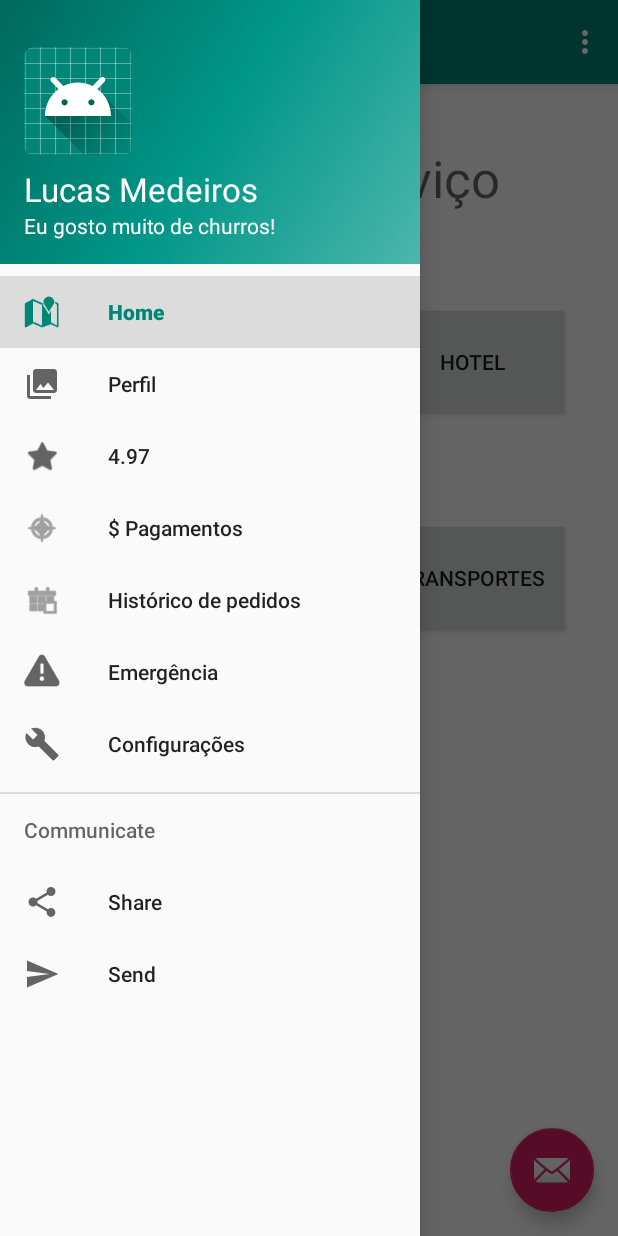
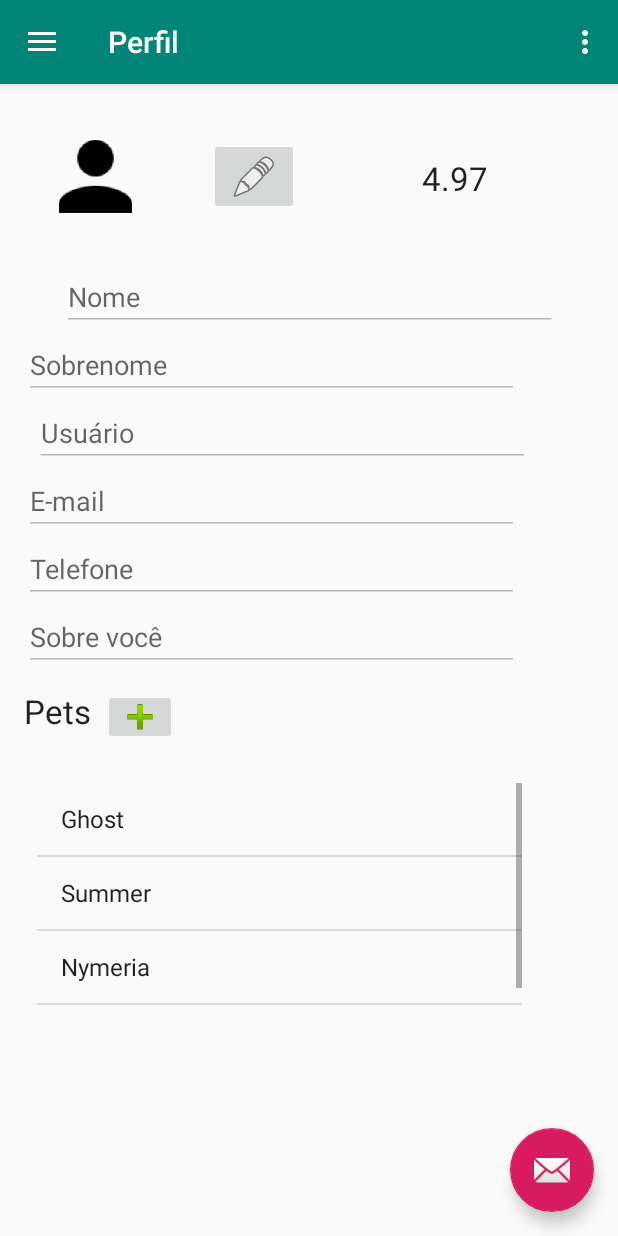
Before and after one commit to lucas-medeiros/PetButler, an Android app: the MenuLateralActivity screen opened directly, with no data from a screen before it, in the side drawer, after a tap on "Perfil", on a phone screen of 412 x 824 dp. Run offline under Robolectric (Android 15) with nearby library versions, the phone set to English and light mode, and no system bars; our stand-ins replace navigation-ui.

Commit message:
Implementação do menu lateral 2.1 add perfil cliente

```diff
--- a/app/src/main/AndroidManifest.xml
+++ b/app/src/main/AndroidManifest.xml
@@ -10,7 +10,7 @@
         android:supportsRtl="true"
         android:theme="@style/AppTheme">
         <activity
-            android:name=".MenuLateralActivity"
+            android:name=".ui.MenuLateral.MenuLateralActivity"
             android:label="@string/title_activity_menu_lateral"
             android:parentActivityName=".ui.Login.LoginActivity"
             android:theme="@style/AppTheme.NoActionBar">
@@ -18,9 +18,9 @@
                 android:name="android.support.PARENT_ACTIVITY"
                 android:value="com.example.petbutler.ui.Login.LoginActivity" />
         </activity>
-        <activity android:name=".ui.EditarPerfil.EditarPerfilButler" />
+        <activity android:name=".ui.EditarPerfil.EditarPerfilButlerActivity" />
         <activity android:name=".PerfilButlerActivity" />
-        <activity android:name=".ui.EditarPerfil.EditarPerfilCliente" />
+        <activity android:name=".ui.EditarPerfil.EditarPerfilClienteActivity" />
         <activity android:name=".ui.ProcuraServico.SearchTransportActivity" />
         <activity android:name=".ui.ProcuraServico.SearchProductActivity" />
         <activity android:name=".ui.ProcuraServico.SearchHotelActivity" />
--- a/app/src/main/java/com/example/petbutler/PerfilButlerActivity.java
+++ b/app/src/main/java/com/example/petbutler/PerfilButlerActivity.java
@@ -11,7 +11,7 @@ import android.widget.ImageView;
 import android.widget.ListView;
 import android.widget.TextView;
 
-import com.example.petbutler.ui.EditarPerfil.EditarPerfilButler;
+import com.example.petbutler.ui.EditarPerfil.EditarPerfilButlerActivity;
 
 import java.util.ArrayList;
 
@@ -73,7 +73,7 @@ public class PerfilButlerActivity extends AppCompatActivity {
         imageButton_editarPerfilButler.setOnClickListener(new View.OnClickListener() {
             @Override
             public void onClick(View v) {
-                Intent editarPerfilBIntent = new Intent(PerfilButlerActivity.this, EditarPerfilButler.class);
+                Intent editarPerfilBIntent = new Intent(PerfilButlerActivity.this, EditarPerfilButlerActivity.class);
                 startActivity(editarPerfilBIntent);
             }
         });
--- a/app/src/main/java/com/example/petbutler/PerfilClienteActivity.java
+++ b/app/src/main/java/com/example/petbutler/PerfilClienteActivity.java
@@ -11,7 +11,7 @@ import android.widget.ImageView;
 import android.widget.ListView;
 import android.widget.TextView;
 
-import com.example.petbutler.ui.EditarPerfil.EditarPerfilCliente;
+import com.example.petbutler.ui.EditarPerfil.EditarPerfilClienteActivity;
 
 import java.util.ArrayList;
 
@@ -77,7 +77,7 @@ public class PerfilClienteActivity extends AppCompatActivity {
         imageButton_editarPerfil.setOnClickListener(new View.OnClickListener() {
             @Override
             public void onClick(View view) {
-                Intent editarPerfilIntent = new Intent(PerfilClienteActivity.this, EditarPerfilCliente.class);
+                Intent editarPerfilIntent = new Intent(PerfilClienteActivity.this, EditarPerfilClienteActivity.class);
                 startActivity(editarPerfilIntent);
 
             }
--- a/app/src/main/java/com/example/petbutler/ui/EditarPerfil/EditarPerfilButler.java
+++ b/app/src/main/java/com/example/petbutler/ui/EditarPerfil/EditarPerfilButlerActivity.java
@@ -12,12 +12,14 @@ import android.widget.Toast;
 import com.example.petbutler.PerfilButlerActivity;
 import com.example.petbutler.R;
 
-public class EditarPerfilButler extends AppCompatActivity {
+public class EditarPerfilButlerActivity extends AppCompatActivity {
 
     @Override
     protected void onCreate(Bundle savedInstanceState) {
         super.onCreate(savedInstanceState);
         setContentView(R.layout.activity_editar_perfil_butler);
+
+        getSupportActionBar().setTitle("Editar Perfil");
 
         final ImageButton imageButton_fotoPerfilEP = findViewById(R.id.imageButton_fotoPerfilEPB);
         final Button bConfimar = findViewById(R.id.button_confirmarEPB);
@@ -49,7 +51,7 @@ public class EditarPerfilButler extends AppCompatActivity {
                         final Toast toastEditado = Toast.makeText(getApplicationContext(), "Edições salvas com sucesso", Toast.LENGTH_SHORT);
                         toastEditado.show();
 
-                        Intent perfilIntent = new Intent(EditarPerfilButler.this, PerfilButlerActivity.class);
+                        Intent perfilIntent = new Intent(EditarPerfilButlerActivity.this, PerfilButlerActivity.class);
                         startActivity(perfilIntent);
                     }
                 } else {
--- a/app/src/main/java/com/example/petbutler/ui/EditarPerfil/EditarPerfilCliente.java
+++ b/app/src/main/java/com/example/petbutler/ui/EditarPerfil/EditarPerfilClienteActivity.java
@@ -12,12 +12,14 @@ import android.widget.Toast;
 import com.example.petbutler.PerfilClienteActivity;
 import com.example.petbutler.R;
 
-public class EditarPerfilCliente extends AppCompatActivity {
+public class EditarPerfilClienteActivity extends AppCompatActivity {
 
     @Override
     protected void onCreate(Bundle savedInstanceState) {
         super.onCreate(savedInstanceState);
         setContentView(R.layout.activity_editar_perfil_cliente);
+
+        getSupportActionBar().setTitle("Editar Perfil");
 
         final ImageButton imageButton_fotoPerfilEP = findViewById(R.id.imageButton_fotoPerfilEP);
         final Button bConfimar = findViewById(R.id.button_confirmarEP);
@@ -49,7 +51,7 @@ public class EditarPerfilCliente extends AppCompatActivity {
                         final Toast toastEditado = Toast.makeText(getApplicationContext(), "Edições salvas com sucesso", Toast.LENGTH_SHORT);
                         toastEditado.show();
 
-                        Intent perfilIntent = new Intent(EditarPerfilCliente.this, PerfilClienteActivity.class);
+                        Intent perfilIntent = new Intent(EditarPerfilClienteActivity.this, PerfilClienteActivity.class);
                         startActivity(perfilIntent);
                     }
                 } else {
--- a/app/src/main/java/com/example/petbutler/ui/Login/LoginActivity.java
+++ b/app/src/main/java/com/example/petbutler/ui/Login/LoginActivity.java
@@ -10,7 +10,7 @@ import android.widget.EditText;
 import android.widget.TextView;
 import android.widget.Toast;
 
-import com.example.petbutler.MenuLateralActivity;
+import com.example.petbutler.ui.MenuLateral.MenuLateralActivity;
 import com.example.petbutler.R;
 import com.example.petbutler.ui.Cadastro.CadastroActivity;
 
--- a/app/src/main/java/com/example/petbutler/MenuLateralActivity.java
+++ b/app/src/main/java/com/example/petbutler/ui/MenuLateral/MenuLateralActivity.java
@@ -1,7 +1,8 @@
-package com.example.petbutler;
+package com.example.petbutler.ui.MenuLateral;
 
 import android.os.Bundle;
 
+import com.example.petbutler.R;
 import com.google.android.material.floatingactionbutton.FloatingActionButton;
 import com.google.android.material.snackbar.Snackbar;
 
@@ -44,7 +45,7 @@ public class MenuLateralActivity extends AppCompatActivity {
         // Passing each menu ID as a set of Ids because each
         // menu should be considered as top level destinations.
         mAppBarConfiguration = new AppBarConfiguration.Builder(
-                R.id.nav_home, R.id.nav_tools)
+                R.id.nav_home, R.id.nav_tools, R.id.nav_perfil)
                 .setDrawerLayout(drawer)
                 .build();
         NavController navController = Navigation.findNavController(this, R.id.nav_host_fragment);
--- /dev/null
+++ b/app/src/main/java/com/example/petbutler/ui/Perfil/PerfilClienteFragment.java
@@ -0,0 +1,111 @@
+package com.example.petbutler.ui.Perfil;
+
+
+import android.content.Intent;
+import android.os.Bundle;
+
+import androidx.fragment.app.Fragment;
+
+import android.view.LayoutInflater;
+import android.view.View;
+import android.view.ViewGroup;
+import android.widget.ArrayAdapter;
+import android.widget.EditText;
+import android.widget.ImageButton;
+import android.widget.ImageView;
+import android.widget.ListView;
+import android.widget.TextView;
+
+import com.example.petbutler.PerfilClienteActivity;
+import com.example.petbutler.R;
+import com.example.petbutler.ui.EditarPerfil.EditarPerfilClienteActivity;
+
+import java.util.ArrayList;
+
+/**
+ * A simple {@link Fragment} subclass.
+ */
+public class PerfilClienteFragment extends Fragment {
+
+
+    public PerfilClienteFragment() {
+        // Required empty public constructor
+    }
+
+
+    @Override
+    public View onCreateView(LayoutInflater inflater, ViewGroup container,
+                             Bundle savedInstanceState) {
+        // Inflate the layout for this fragment
+        View root = inflater.inflate(R.layout.fragment_perfil_cliente, container, false);
+
+        final ImageButton imageButton_editarPerfil = root.findViewById(R.id.imageButton_editarPerfil);
+        final ImageButton imageButton_addPet = root.findViewById(R.id.imageButton_addPet);
+        final TextView tv_notaCliente = root.findViewById(R.id.tv_nota);
+        final EditText etNome = root.findViewById(R.id.et_nome);
+        final EditText etSobrenome = root.findViewById(R.id.et_sobrenome);
+        final EditText etEmail = root.findViewById(R.id.et_email);
+        final EditText etUsuario = root.findViewById(R.id.et_usuario);
+        final EditText etTelefone = root.findViewById(R.id.et_telefone);
+        final EditText etResumo = root.findViewById(R.id.et_resumo);
+        final ListView PetList = root.findViewById(R.id.listView_petlist);
+        final ImageView fotoPerfil = root.findViewById(R.id.imageView_fotoPerfil);
+
+        //para teste de visualização:
+        final ArrayList<String> alPets = new ArrayList<>();
+        String pet1 = "Ghost", pet2 = "Summer", pet3 = "Nymeria", pet4 = "Lady";
+        alPets.add(pet1);
+        alPets.add(pet2);
+        alPets.add(pet3);
+        alPets.add(pet4);
+
+        ArrayAdapter<String> adapter = new ArrayAdapter<String>(getContext(), android.R.layout.simple_list_item_1, alPets);
+        PetList.setAdapter(adapter);
+
+        //EditText SETUP:
+        etNome.setClickable(false);
+        etNome.setEnabled(false);
+        //etNome.setText(""); PEGAR DADOS DO BD?
+
+        etSobrenome.setClickable(false);
+        etSobrenome.setEnabled(false);
+
+
+        etEmail.setClickable(false);
+        etEmail.setEnabled(false);
+
+
+        etUsuario.setClickable(false);
+        etUsuario.setEnabled(false);
+
+        etTelefone.setClickable(false);
+        etTelefone.setEnabled(false);
+
+        etResumo.setClickable(false);
+        etResumo.setEnabled(false);
+
+
+        tv_notaCliente.setText("4.97"); //exemplo, pegar nota no BD
+
+
+        imageButton_editarPerfil.setOnClickListener(new View.OnClickListener() {
+            @Override
+            public void onClick(View view) {
+                Intent editarPerfilIntent = new Intent(getActivity(), EditarPerfilClienteActivity.class);
+                startActivity(editarPerfilIntent);
+
+            }
+        });
+
+
+        imageButton_addPet.setOnClickListener(new View.OnClickListener() {
+            @Override
+            public void onClick(View view) {
+
+            }
+        });
+
+        return root;
+    }
+
+}
--- a/app/src/main/res/layout/activity_editar_perfil_butler.xml
+++ b/app/src/main/res/layout/activity_editar_perfil_butler.xml
@@ -4,7 +4,7 @@
     xmlns:tools="http://schemas.android.com/tools"
     android:layout_width="match_parent"
     android:layout_height="match_parent"
-    tools:context=".ui.EditarPerfil.EditarPerfilButler">
+    tools:context=".ui.EditarPerfil.EditarPerfilButlerActivity">
 
     <TextView
         android:id="@+id/tv_editarPerfilB"
--- a/app/src/main/res/layout/activity_editar_perfil_cliente.xml
+++ b/app/src/main/res/layout/activity_editar_perfil_cliente.xml
@@ -4,7 +4,7 @@
     xmlns:tools="http://schemas.android.com/tools"
     android:layout_width="match_parent"
     android:layout_height="match_parent"
-    tools:context=".ui.EditarPerfil.EditarPerfilCliente">
+    tools:context=".ui.EditarPerfil.EditarPerfilClienteActivity">
 
     <EditText
         android:id="@+id/et_confirmarSenhaEP"
@@ -18,18 +18,6 @@
         app:layout_constraintTop_toBottomOf="@+id/et_senhaEP"
         android:importantForAutofill="no" />
 
-    <TextView
-        android:id="@+id/tv_editarPerfil"
-        android:layout_width="wrap_content"
-        android:layout_height="wrap_content"
-        android:layout_marginStart="16dp"
-        android:layout_marginLeft="16dp"
-        android:layout_marginTop="24dp"
-        android:text="@string/editarPerfilTitler"
-        android:textAppearance="@style/TextAppearance.AppCompat.Display1"
-        app:layout_constraintStart_toStartOf="parent"
-        app:layout_constraintTop_toTopOf="parent" />
-
     <Button
         android:id="@+id/button_confirmarEP"
         android:layout_width="144dp"
@@ -42,43 +30,43 @@
 
     <ImageButton
         android:id="@+id/imageButton_fotoPerfilEP"
-        android:layout_width="103dp"
-        android:layout_height="102dp"
-        android:layout_marginStart="12dp"
-        android:layout_marginLeft="12dp"
+        android:layout_width="108dp"
+        android:layout_height="103dp"
+        android:layout_marginStart="16dp"
+        android:layout_marginLeft="16dp"
         android:layout_marginTop="16dp"
         android:contentDescription="@string/fotoPerfil"
         app:layout_constraintStart_toStartOf="parent"
-        app:layout_constraintTop_toBottomOf="@+id/tv_editarPerfil"
+        app:layout_constraintTop_toTopOf="parent"
         app:srcCompat="@mipmap/ic_person_icon_foreground" />
 
     <EditText
         android:id="@+id/et_nomeEP"
-        android:layout_width="wrap_content"
+        android:layout_width="330dp"
         android:layout_height="wrap_content"
-        android:layout_marginStart="8dp"
-        android:layout_marginLeft="8dp"
-        android:layout_marginTop="144dp"
+        android:layout_marginTop="16dp"
+        android:autofillHints=""
         android:ems="10"
         android:hint="@string/nome"
         android:inputType="textPersonName"
-        app:layout_constraintStart_toEndOf="@+id/imageButton_fotoPerfilEP"
-        app:layout_constraintTop_toTopOf="parent"
-        android:autofillHints="" tools:targetApi="o"/>
+        app:layout_constraintEnd_toEndOf="parent"
+        app:layout_constraintStart_toStartOf="parent"
+        app:layout_constraintTop_toBottomOf="@+id/imageButton_fotoPerfilEP"
+        tools:targetApi="o" />
 
     <EditText
         android:id="@+id/et_sobrenomeEP"
         android:layout_width="330dp"
         android:layout_height="wrap_content"
-        android:layout_marginTop="12dp"
+        android:autofillHints=""
         android:ems="10"
         android:hint="@string/sobrenome"
         android:inputType="textPersonName"
         app:layout_constraintEnd_toEndOf="parent"
-        app:layout_constraintHorizontal_bias="0.466"
+        app:layout_constraintHorizontal_bias="0.533"
         app:layout_constraintStart_toStartOf="parent"
         app:layout_constraintTop_toBottomOf="@+id/et_nomeEP"
-        android:autofillHints="" tools:targetApi="o"/>
+        tools:targetApi="o" />
 
     <EditText
         android:id="@+id/et_emailEP"
--- a/app/src/main/res/layout/app_bar_menu_lateral.xml
+++ b/app/src/main/res/layout/app_bar_menu_lateral.xml
@@ -4,7 +4,7 @@
     xmlns:tools="http://schemas.android.com/tools"
     android:layout_width="match_parent"
     android:layout_height="match_parent"
-    tools:context=".MenuLateralActivity">
+    tools:context=".ui.MenuLateral.MenuLateralActivity">
 
     <com.google.android.material.appbar.AppBarLayout
         android:layout_width="match_parent"
--- /dev/null
+++ b/app/src/main/res/layout/fragment_perfil_cliente.xml
@@ -0,0 +1,176 @@
+<?xml version="1.0" encoding="utf-8"?>
+<androidx.constraintlayout.widget.ConstraintLayout xmlns:android="http://schemas.android.com/apk/res/android"
+    xmlns:app="http://schemas.android.com/apk/res-auto"
+    xmlns:tools="http://schemas.android.com/tools"
+    android:layout_width="match_parent"
+    android:layout_height="match_parent"
+    tools:context=".PerfilClienteActivity">
+
+    <EditText
+        android:id="@+id/et_usuario"
+        android:layout_width="330dp"
+        android:layout_height="wrap_content"
+        android:layout_marginStart="12dp"
+        android:layout_marginLeft="12dp"
+        android:ems="10"
+        android:hint="@string/usuario"
+        android:importantForAutofill="no"
+        android:inputType="textPersonName"
+        app:layout_constraintEnd_toEndOf="parent"
+        app:layout_constraintHorizontal_bias="0.166"
+        app:layout_constraintStart_toStartOf="parent"
+        app:layout_constraintTop_toBottomOf="@+id/et_sobrenome" />
+
+    <ImageView
+        android:id="@+id/imageView_fotoPerfil"
+        android:layout_width="103dp"
+        android:layout_height="91dp"
+        android:layout_marginStart="12dp"
+        android:layout_marginLeft="12dp"
+        android:layout_marginTop="16dp"
+        android:contentDescription="@string/fotoPerfil"
+        app:layout_constraintStart_toStartOf="parent"
+        app:layout_constraintTop_toTopOf="parent"
+        app:srcCompat="@mipmap/ic_person_icon_foreground"
+        tools:srcCompat="@mipmap/ic_person_icon_foreground" />
+
+    <EditText
+        android:id="@+id/et_nome"
+        android:layout_width="330dp"
+        android:layout_height="wrap_content"
+        android:layout_marginTop="12dp"
+        android:autofillHints=""
+        android:clickable="false"
+        android:ems="10"
+        android:hint="@string/nome"
+        android:inputType="textPersonName"
+        app:layout_constraintEnd_toEndOf="parent"
+        app:layout_constraintStart_toStartOf="parent"
+        app:layout_constraintTop_toBottomOf="@+id/imageView_fotoPerfil"
+        tools:targetApi="o" />
+
+    <EditText
+        android:id="@+id/et_sobrenome"
+        android:layout_width="330dp"
+        android:layout_height="wrap_content"
+        android:layout_marginStart="16dp"
+        android:layout_marginLeft="16dp"
+        android:autofillHints=""
+        android:ems="10"
+        android:hint="@string/sobrenome"
+        android:inputType="textPersonName"
+        app:layout_constraintEnd_toEndOf="parent"
+        app:layout_constraintHorizontal_bias="0.0"
+        app:layout_constraintStart_toStartOf="parent"
+        app:layout_constraintTop_toBottomOf="@+id/et_nome"
+        tools:targetApi="o" />
+
+    <EditText
+        android:id="@+id/et_email"
+        android:layout_width="330dp"
+        android:layout_height="wrap_content"
+        android:layout_marginStart="16dp"
+        android:layout_marginLeft="16dp"
+        android:ems="10"
+        android:hint="@string/email"
+        android:inputType="textEmailAddress"
+        app:layout_constraintEnd_toEndOf="parent"
+        app:layout_constraintHorizontal_bias="0.0"
+        app:layout_constraintStart_toStartOf="parent"
+        app:layout_constraintTop_toBottomOf="@+id/et_usuario"
+        android:autofillHints="" tools:targetApi="o"/>
+
+    <EditText
+        android:id="@+id/et_telefone"
+        android:layout_width="330dp"
+        android:layout_height="wrap_content"
+        android:layout_marginStart="16dp"
+        android:layout_marginLeft="16dp"
+        android:ems="10"
+        android:hint="@string/telefone"
+        android:inputType="phone"
+        app:layout_constraintEnd_toEndOf="parent"
+        app:layout_constraintHorizontal_bias="0.0"
+        app:layout_constraintStart_toStartOf="parent"
+        app:layout_constraintTop_toBottomOf="@+id/et_email"
+        android:autofillHints="" tools:targetApi="o"/>
+
+    <EditText
+        android:id="@+id/et_resumo"
+        android:layout_width="330dp"
+        android:layout_height="wrap_content"
+        android:layout_marginStart="16dp"
+        android:layout_marginLeft="16dp"
+        android:ems="10"
+        android:gravity="start|top"
+        android:hint="@string/resumo"
+        android:inputType="textMultiLine"
+        app:layout_constraintEnd_toEndOf="parent"
+        app:layout_constraintHorizontal_bias="0.0"
+        app:layout_constraintStart_toStartOf="parent"
+        app:layout_constraintTop_toBottomOf="@+id/et_telefone"
+        android:importantForAutofill="no" />
+
+    <ListView
+        android:id="@+id/listView_petlist"
+        android:layout_width="323dp"
+        android:layout_height="164dp"
+        android:layout_marginStart="12dp"
+        android:layout_marginLeft="12dp"
+        android:cacheColorHint="@color/design_default_color_primary_dark"
+        app:layout_constraintBottom_toBottomOf="parent"
+        app:layout_constraintEnd_toEndOf="parent"
+        app:layout_constraintHorizontal_bias="0.166"
+        app:layout_constraintStart_toStartOf="parent"
+        app:layout_constraintTop_toBottomOf="@+id/tv_pets"
+        app:layout_constraintVertical_bias="0.195" />
+
+    <ImageButton
+        android:id="@+id/imageButton_editarPerfil"
+        android:layout_width="60dp"
+        android:layout_height="51dp"
+        android:layout_marginStart="24dp"
+        android:layout_marginLeft="24dp"
+        android:layout_marginTop="36dp"
+        android:contentDescription="@string/editarPerfilButtonDescription"
+        app:layout_constraintStart_toEndOf="@+id/imageView_fotoPerfil"
+        app:layout_constraintTop_toTopOf="parent"
+        app:srcCompat="@android:drawable/ic_menu_edit" />
+
+    <TextView
+        android:id="@+id/tv_nota"
+        android:layout_width="wrap_content"
+        android:layout_height="wrap_content"
+        android:layout_marginTop="48dp"
+        android:text="@string/notaCliente"
+        android:textAppearance="@style/TextAppearance.AppCompat.Large"
+        app:layout_constraintEnd_toEndOf="parent"
+        app:layout_constraintHorizontal_bias="0.487"
+        app:layout_constraintStart_toEndOf="@+id/imageButton_editarPerfil"
+        app:layout_constraintTop_toTopOf="parent" />
+
+    <TextView
+        android:id="@+id/tv_pets"
+        android:layout_width="wrap_content"
+        android:layout_height="wrap_content"
+        android:layout_marginStart="16dp"
+        android:layout_marginLeft="16dp"
+        android:layout_marginTop="12dp"
+        android:text="@string/pets"
+        android:textAppearance="@style/TextAppearance.AppCompat.Large"
+        app:layout_constraintStart_toStartOf="parent"
+        app:layout_constraintTop_toBottomOf="@+id/et_resumo" />
+
+    <ImageButton
+        android:id="@+id/imageButton_addPet"
+        android:layout_width="49dp"
+        android:layout_height="37dp"
+        android:layout_marginStart="8dp"
+        android:layout_marginLeft="8dp"
+        android:layout_marginTop="12dp"
+        android:contentDescription="@string/addPetbuttonDescription"
+        app:layout_constraintStart_toEndOf="@+id/tv_pets"
+        app:layout_constraintTop_toBottomOf="@+id/et_resumo"
+        app:srcCompat="@android:drawable/ic_input_add" />
+
+</androidx.constraintlayout.widget.ConstraintLayout>
--- a/app/src/main/res/menu/activity_menu_lateral_drawer.xml
+++ b/app/src/main/res/menu/activity_menu_lateral_drawer.xml
@@ -11,7 +11,7 @@
         <item
             android:id="@+id/nav_perfil"
             android:icon="@drawable/ic_menu_gallery"
-            android:title="Perfil" />
+            android:title="@string/perfil" />
         <item
             android:id="@+id/nav_nota"
             android:icon="@android:drawable/btn_star_big_on"
--- a/app/src/main/res/navigation/mobile_navigation.xml
+++ b/app/src/main/res/navigation/mobile_navigation.xml
@@ -12,6 +12,12 @@
         tools:layout="@layout/fragment_home" />
 
     <fragment
+        android:id="@+id/nav_perfil"
+        android:name="com.example.petbutler.ui.Perfil.PerfilClienteFragment"
+        android:label="@string/perfil"
+        tools:layout="@layout/fragment_perfil_cliente" />
+
+    <fragment
         android:id="@+id/nav_tools"
         android:name="com.example.petbutler.ui.tools.ToolsFragment"
         android:label="@string/menu_tools"
--- a/app/src/main/res/values/strings.xml
+++ b/app/src/main/res/values/strings.xml
@@ -50,5 +50,7 @@
     <string name="menu_share">Share</string>
     <string name="menu_send">Send</string>
     <string name="help">Ajuda</string>
+    <string name="perfil">Perfil</string>
+
 
 </resources>
```
